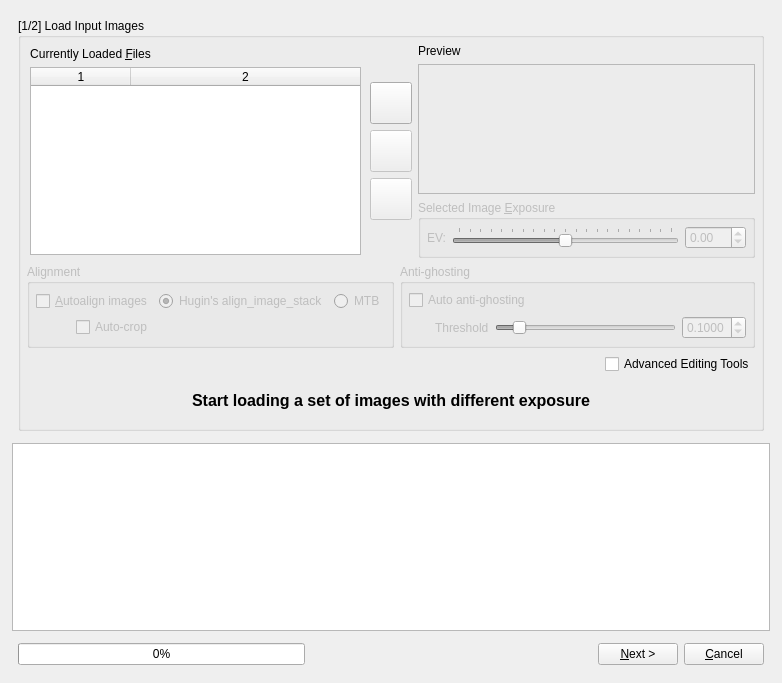
Above: src/HdrWizard/HdrWizard.ui from LuminanceHDR/LuminanceHDR before the change. Below: the same form after it.
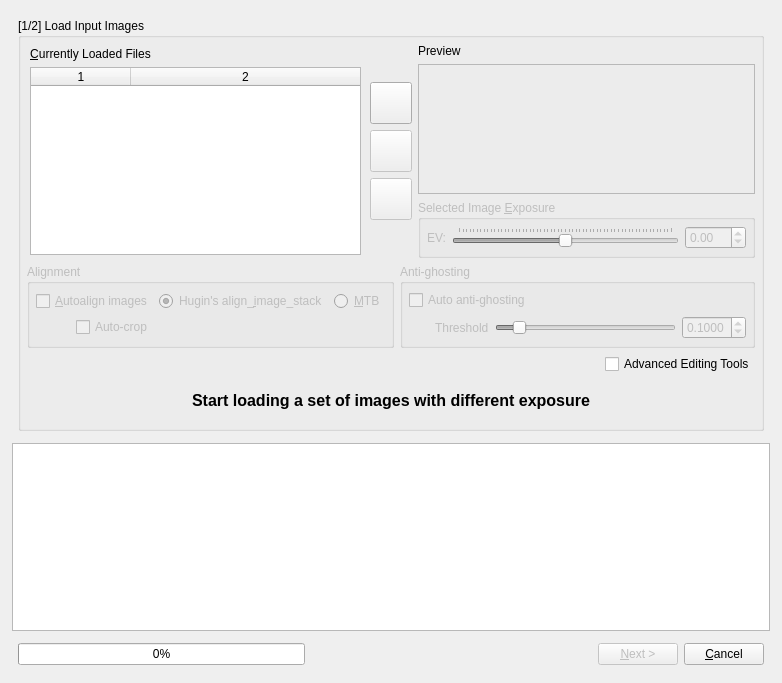
That is the form after the change. Icons and pictures are not drawn.

Commit message: [HdrWizard]: EV range -30..30

```diff
--- a/src/HdrWizard/HdrWizard.ui
+++ b/src/HdrWizard/HdrWizard.ui
@@ -77,7 +77,7 @@
                        </size>
                       </property>
                       <property name="text">
-                       <string>Currently Loaded &amp;Files</string>
+                       <string>&amp;Currently Loaded Files</string>
                       </property>
                       <property name="alignment">
                        <set>Qt::AlignCenter</set>
@@ -316,10 +316,10 @@
                         </sizepolicy>
                        </property>
                        <property name="minimum">
-                        <number>-1000</number>
+                        <number>-3000</number>
                        </property>
                        <property name="maximum">
-                        <number>1000</number>
+                        <number>3000</number>
                        </property>
                        <property name="pageStep">
                         <number>100</number>
@@ -398,7 +398,7 @@
                         <bool>false</bool>
                        </property>
                        <property name="text">
-                        <string>MTB</string>
+                        <string>&amp;MTB</string>
                        </property>
                       </widget>
                      </item>
@@ -424,7 +424,7 @@
                         <bool>false</bool>
                        </property>
                        <property name="text">
-                        <string>Hugin's align_image_stack</string>
+                        <string>Hugin's align_&amp;image_stack</string>
                        </property>
                        <property name="checked">
                         <bool>true</bool>
@@ -997,7 +997,7 @@
        <item>
         <widget class="QPushButton" name="NextFinishButton">
          <property name="enabled">
-          <bool>true</bool>
+          <bool>false</bool>
          </property>
          <property name="text">
           <string>&amp;Next &gt;</string>
```
Left out of the diff: 4 changed lines with no effect on the pictures.
